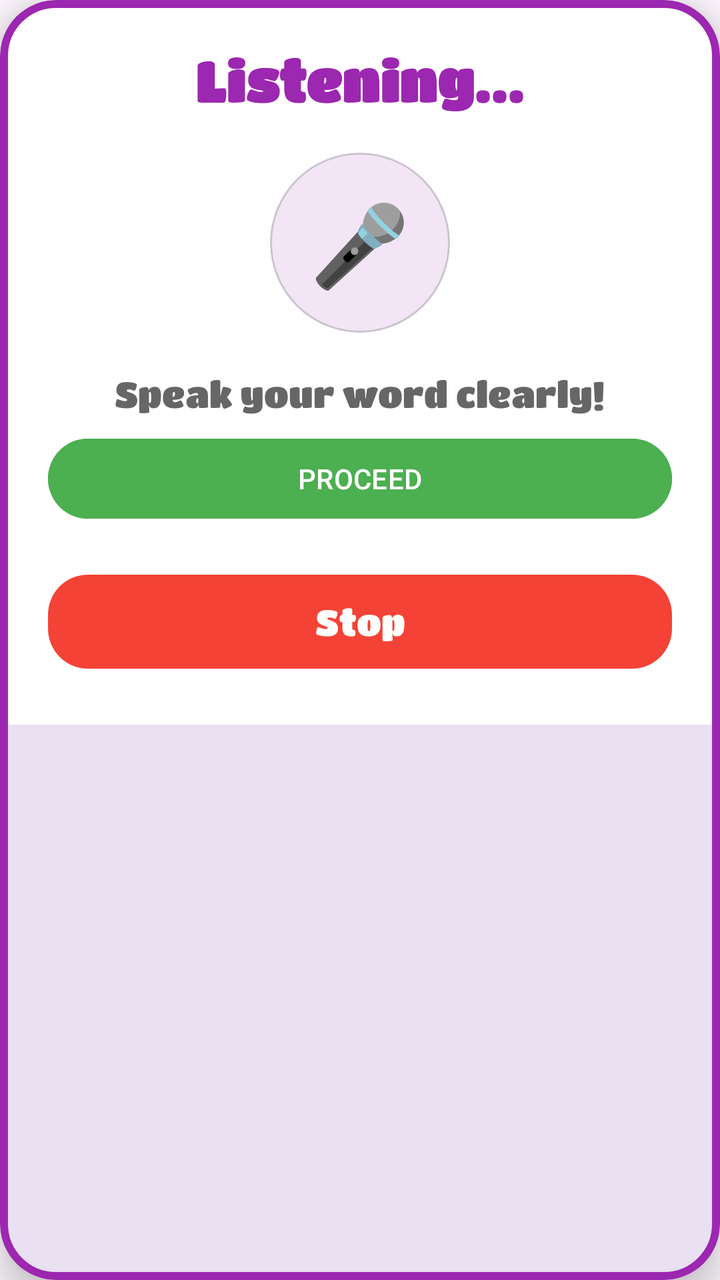
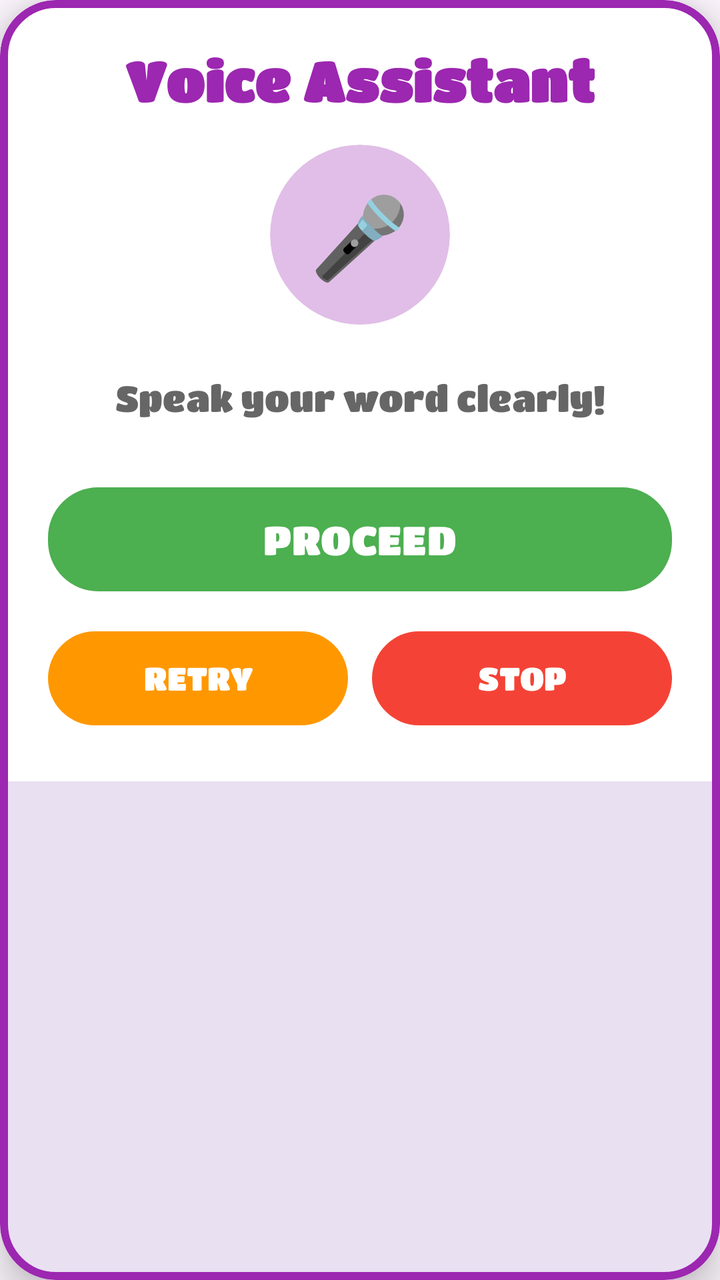

The first picture is an Android layout as it rendered before a commit; the second is the same layout after the commit. The layout source and the unified diff follow.
<!-- AndroidManifest.xml: application theme Theme.LetterLand -->
<!-- res/layout/dialog_voice_assist.xml -->
<?xml version="1.0" encoding="utf-8"?>
<com.google.android.material.card.MaterialCardView
    xmlns:android="http://schemas.android.com/apk/res/android"
    xmlns:app="http://schemas.android.com/apk/res-auto"
    android:layout_width="320dp"
    android:layout_height="wrap_content"
    android:layout_gravity="center"
    app:cardCornerRadius="28dp"
    app:cardElevation="12dp"
    app:strokeColor="#9C27B0"
    app:strokeWidth="4dp">

    <LinearLayout
        android:layout_width="match_parent"
        android:layout_height="wrap_content"
        android:background="#FFFFFF"
        android:gravity="center"
        android:orientation="vertical"
        android:padding="24dp">

        <TextView
            android:id="@+id/tvVoiceTitle"
            android:layout_width="wrap_content"
            android:layout_height="wrap_content"
            android:fontFamily="@font/kid_font"
            android:text="Listening..."
            android:textColor="#9C27B0"
            android:textSize="28sp"
            android:textStyle="bold" />

        <com.google.android.material.card.MaterialCardView
            android:layout_width="90dp"
            android:layout_height="90dp"
            android:layout_marginVertical="20dp"
            app:cardBackgroundColor="#F3E5F5"
            app:cardCornerRadius="45dp"
            app:cardElevation="0dp">

            <TextView
                android:layout_width="wrap_content"
                android:layout_height="wrap_content"
                android:layout_gravity="center"
                android:text="🎤"
                android:textSize="40sp" />
        </com.google.android.material.card.MaterialCardView>

        <TextView
            android:id="@+id/tvVoiceStatus"
            android:layout_width="wrap_content"
            android:layout_height="wrap_content"
            android:fontFamily="@font/kid_font"
            android:text="Speak your word clearly!"
            android:textColor="#666666"
            android:textSize="18sp"
            android:gravity="center" />

        <com.google.android.material.button.MaterialButton
            android:id="@+id/btnProceedVoice"
            android:layout_width="match_parent"
            android:layout_height="wrap_content"
            android:text="PROCEED"
            android:backgroundTint="#4CAF50"
            android:textColor="#FFFFFF"
            android:layout_marginTop="8dp"/>

        <com.google.android.material.button.MaterialButton
            android:id="@+id/btnCancelVoice"
            android:layout_width="match_parent"
            android:layout_height="55dp"
            android:layout_marginTop="20dp"
            android:fontFamily="@font/kid_font"
            android:text="Stop"
            android:textColor="#FFFFFF"
            android:textSize="18sp"
            app:backgroundTint="#F44336"
            app:cornerRadius="20dp" />
    </LinearLayout>
</com.google.android.material.card.MaterialCardView>
<!-- resources referenced by this layout -->
<resources>
  <style name="Theme.LetterLand" parent="Base.Theme.LetterLand" />
  <style name="Base.Theme.LetterLand" parent="Theme.Material3.DayNight.NoActionBar">
      </style>
</resources>

<!-- the commit's change to res/layout/dialog_voice_assist.xml (unified diff, before → after) -->
@@ -2,7 +2,7 @@
 <com.google.android.material.card.MaterialCardView
     xmlns:android="http://schemas.android.com/apk/res/android"
     xmlns:app="http://schemas.android.com/apk/res-auto"
-    android:layout_width="320dp"
+    android:layout_width="340dp"
     android:layout_height="wrap_content"
     android:layout_gravity="center"
     app:cardCornerRadius="28dp"
@@ -23,7 +23,7 @@
             android:layout_width="wrap_content"
             android:layout_height="wrap_content"
             android:fontFamily="@font/kid_font"
-            android:text="Listening..."
+            android:text="Voice Assistant"
             android:textColor="#9C27B0"
             android:textSize="28sp"
             android:textStyle="bold" />
@@ -31,10 +31,11 @@
         <com.google.android.material.card.MaterialCardView
             android:layout_width="90dp"
             android:layout_height="90dp"
-            android:layout_marginVertical="20dp"
-            app:cardBackgroundColor="#F3E5F5"
+            android:layout_marginTop="16dp"
+            android:layout_marginBottom="16dp"
             app:cardCornerRadius="45dp"
-            app:cardElevation="0dp">
+            app:cardBackgroundColor="#E1BEE7"
+            app:strokeWidth="0dp">
 
             <TextView
                 android:layout_width="wrap_content"
@@ -46,33 +47,63 @@
 
         <TextView
             android:id="@+id/tvVoiceStatus"
-            android:layout_width="wrap_content"
+            android:layout_width="match_parent"
             android:layout_height="wrap_content"
+            android:minLines="2"
             android:fontFamily="@font/kid_font"
             android:text="Speak your word clearly!"
             android:textColor="#666666"
             android:textSize="18sp"
-            android:gravity="center" />
+            android:gravity="center"
+            android:layout_marginBottom="20dp"/>
 
         <com.google.android.material.button.MaterialButton
             android:id="@+id/btnProceedVoice"
             android:layout_width="match_parent"
+            android:layout_height="60dp"
+            android:fontFamily="@font/kid_font"
+            android:text="PROCEED"
+            android:textSize="20sp"
+            android:textColor="#FFFFFF"
+            app:backgroundTint="#4CAF50"
+            app:cornerRadius="25dp"
+            app:elevation="4dp"/>
+
+        <LinearLayout
+            android:layout_width="match_parent"
             android:layout_height="wrap_content"
-            android:text="PROCEED"
-            android:backgroundTint="#4CAF50"
-            android:textColor="#FFFFFF"
-            android:layout_marginTop="8dp"/>
+            android:orientation="horizontal"
+            android:layout_marginTop="12dp"
+            android:weightSum="2">
 
-        <com.google.android.material.button.MaterialButton
-            android:id="@+id/btnCancelVoice"
-            android:layout_width="match_parent"
-            android:layout_height="55dp"
-            android:layout_marginTop="20dp"
-            android:fontFamily="@font/kid_font"
-            android:text="Stop"
-            android:textColor="#FFFFFF"
-            android:textSize="18sp"
-            app:backgroundTint="#F44336"
-            app:cornerRadius="20dp" />
+            <com.google.android.material.button.MaterialButton
+                android:id="@+id/btnRetryVoice"
+                android:layout_width="0dp"
+                android:layout_height="55dp"
+                android:layout_weight="1"
+                android:layout_marginEnd="6dp"
+                android:fontFamily="@font/kid_font"
+                android:text="RETRY"
+                android:textSize="16sp"
+                android:textColor="#FFFFFF"
+                app:backgroundTint="#FF9800"
+                app:cornerRadius="25dp"
+                app:elevation="4dp"/>
+
+            <com.google.android.material.button.MaterialButton
+                android:id="@+id/btnCancelVoice"
+                android:layout_width="0dp"
+                android:layout_height="55dp"
+                android:layout_weight="1"
+                android:layout_marginStart="6dp"
+                android:fontFamily="@font/kid_font"
+                android:text="STOP"
+                android:textSize="16sp"
+                android:textColor="#FFFFFF"
+                app:backgroundTint="#F44336"
+                app:cornerRadius="25dp"
+                app:elevation="4dp"/>
+
+        </LinearLayout>
     </LinearLayout>
 </com.google.android.material.card.MaterialCardView>
